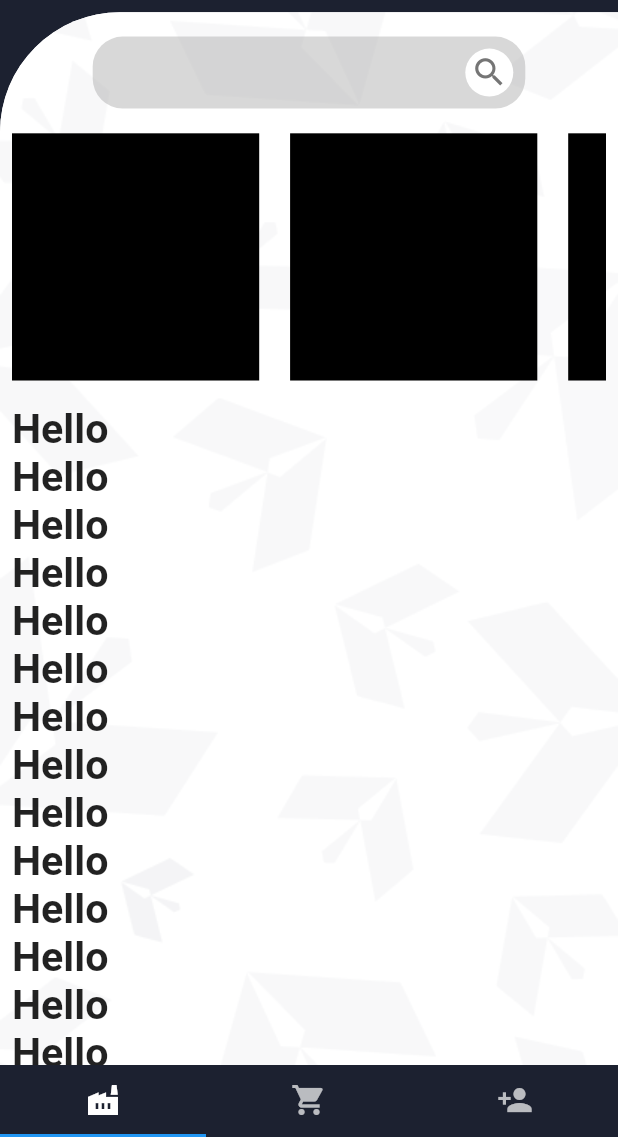
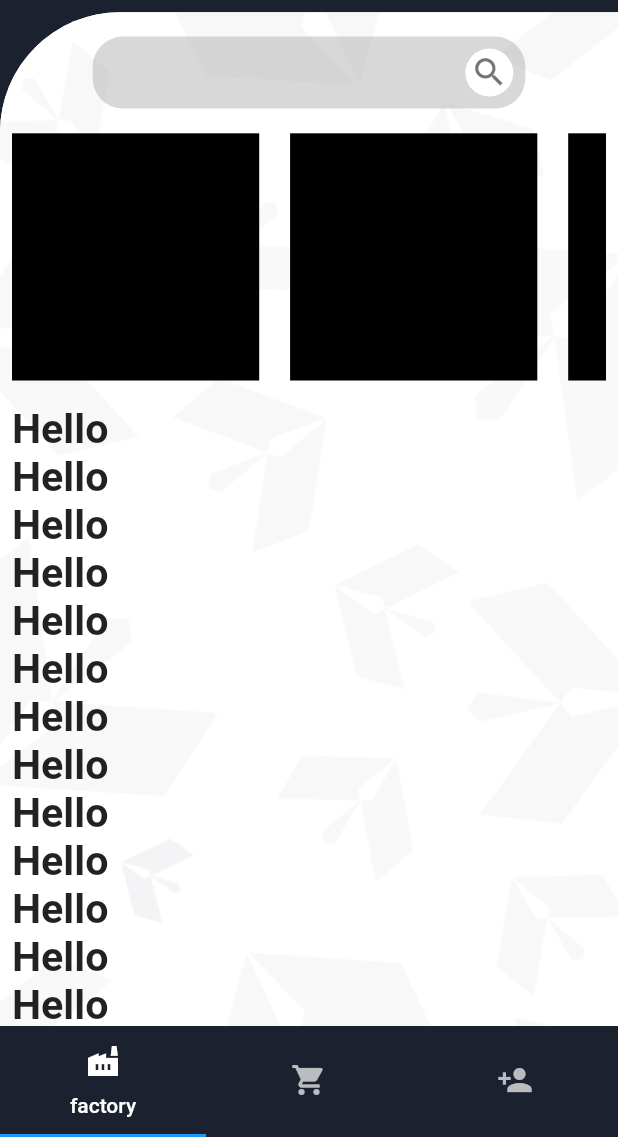
Before and after one commit to AbdelrahmanMustafaa/Shopping_app, a Flutter app: the screen it shows after launch, on a phone screen of 412 x 824 dp, the part 99-1236 px from its top. Run offline on Flutter 3.47's test engine with Material 2 defaults, Android fonts, the phone set to English and light mode, and no system bars; our stand-ins replace convex_bottom_bar, curved_navigation_bar, dio, easy_splash_screen, firebase_auth, firebase_core and 4 more; accounts and stored records are empty; network calls fail; statements that could not run were skipped.

Commit message:
project editing

```diff
--- a/lib/screens/home_screen/screen/home_screen.dart
+++ b/lib/screens/home_screen/screen/home_screen.dart
@@ -44,14 +44,13 @@ class _HomeScreenState extends State<HomeScreen> {
                   tabs: [
                     Tab(
                       icon: Icon(Icons.factory),
+                      child: Text('factory'),
                     ),
                     Tab(
                       icon: Icon(Icons.shopping_cart),
-
                     ),
                     Tab(
                       icon: Icon(Icons.person_add),
-
                     )
                   ],
                 ),
```
